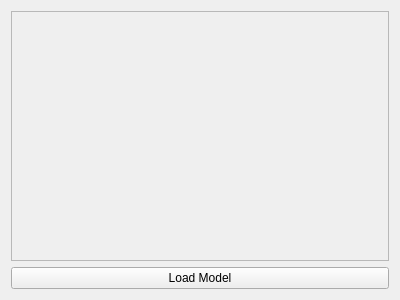
Above: code/07_carregando_modelos_3d/mainwindow.ui from gustavohb/vulkan-qt-tutorial before the change. Below: the same form after it.
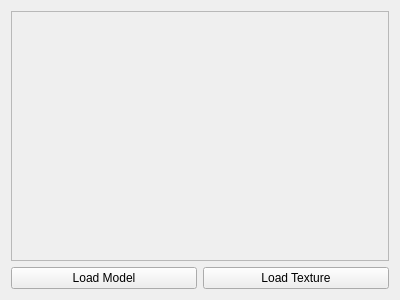
That is the form after the change.

Diff of the .ui file:
```diff
--- a/code/07_carregando_modelos_3d/mainwindow.ui
+++ b/code/07_carregando_modelos_3d/mainwindow.ui
@@ -14,7 +14,21 @@
    <string>MainWindow</string>
   </property>
   <layout class="QGridLayout" name="gridLayout">
-   <item row="0" column="0">
+   <item row="2" column="1">
+    <widget class="QPushButton" name="loadTextureButton">
+     <property name="text">
+      <string>Load Texture</string>
+     </property>
+    </widget>
+   </item>
+   <item row="2" column="0">
+    <widget class="QPushButton" name="loadModelButton">
+     <property name="text">
+      <string>Load Model</string>
+     </property>
+    </widget>
+   </item>
+   <item row="1" column="0" colspan="2">
     <widget class="QFrame" name="vulkanFrame">
      <property name="frameShape">
       <enum>QFrame::StyledPanel</enum>
@@ -24,13 +38,6 @@
      </property>
     </widget>
    </item>
-   <item row="1" column="0">
-    <widget class="QPushButton" name="loadModelButton">
-     <property name="text">
-      <string>Load Model</string>
-     </property>
-    </widget>
-   </item>
   </layout>
  </widget>
  <layoutdefault spacing="6" margin="11"/>
```
